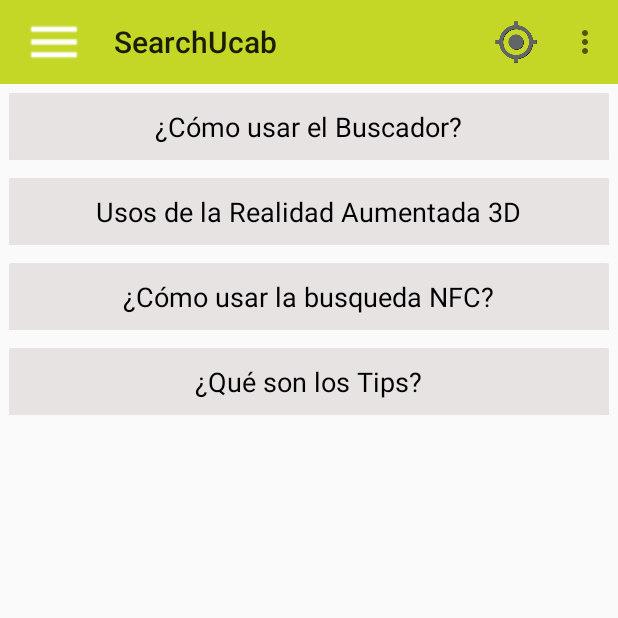
After one commit to svillami/SanTed, an Android app: the fragment guia_de_uso placed in its activity, on a phone screen of 412 x 824 dp, the top half of it. The commit adds this screen. Run offline under Robolectric (Android 15) with nearby library versions, the phone set to English and light mode, and no system bars.

Commit message:
Guia de uso, primera parte
Se incorpora el recyclerView de la guía de uso, falta agregar los
diálogos de acuerdo a la opción.

```diff
--- a/SearchUcab/app/build.gradle
+++ b/SearchUcab/app/build.gradle
@@ -26,4 +26,5 @@ dependencies {
     compile 'com.android.support:design:23.4.0'
     compile 'com.android.support:cardview-v7:23.4.0'
     compile 'com.android.support:recyclerview-v7:23.4.0'
+    compile 'com.android.support:support-v4:23.4.0'
 }
--- /dev/null
+++ b/SearchUcab/app/src/main/java/santed/com/searchucab/DataAdapter.java
@@ -0,0 +1,50 @@
+package santed.com.searchucab;
+
+import android.support.v7.widget.RecyclerView;
+import android.view.LayoutInflater;
+import android.view.View;
+import android.view.ViewGroup;
+import android.widget.TextView;
+
+import java.util.ArrayList;
+
+/**
+ * Created by sandravillamizar on 19/12/16.
+ */
+
+// Clase usada para la guia de uso
+
+public class DataAdapter extends RecyclerView.Adapter<DataAdapter.ViewHolder> {
+
+    private ArrayList<String> opcion_lista;
+
+    public DataAdapter(ArrayList<String> countries) {
+        this.opcion_lista = countries;
+    }
+
+    @Override
+    public DataAdapter.ViewHolder onCreateViewHolder(ViewGroup viewGroup, int i) {
+        View view = LayoutInflater.from(viewGroup.getContext()).inflate(R.layout.card_row, viewGroup, false);
+        return new ViewHolder(view);
+    }
+
+    @Override
+    public void onBindViewHolder(DataAdapter.ViewHolder viewHolder, int i) {
+
+        viewHolder.opcion.setText(opcion_lista.get(i));
+    }
+
+    @Override
+    public int getItemCount() {
+        return opcion_lista.size();
+    }
+
+    public class ViewHolder extends RecyclerView.ViewHolder{
+        private TextView opcion;
+        public ViewHolder(View view) {
+            super(view);
+
+            opcion = (TextView)view.findViewById(R.id.opcion);
+        }
+    }
+}
--- a/SearchUcab/app/src/main/java/santed/com/searchucab/MenuPrincipal.java
+++ b/SearchUcab/app/src/main/java/santed/com/searchucab/MenuPrincipal.java
@@ -77,7 +77,7 @@ public class MenuPrincipal extends AppCompatActivity {
 
                     case R.id.guia:
                         //Opcion que levanta el buscador y por ende la RA
-
+                        updateDisplay(new guia_de_uso());
                         break;
 
                     case R.id.tips:
@@ -117,11 +117,11 @@ public class MenuPrincipal extends AppCompatActivity {
         System.exit(0);
     }
 
-    /*private void updateDisplay(Fragment fragment) {
+    private void updateDisplay(Fragment fragment) {
 
         FragmentManager fragmentManager = getFragmentManager();
         fragmentManager.beginTransaction().replace(R.id.frame_container, fragment).commit();
-    }*/
+    }
 
     @Override
     public boolean onCreateOptionsMenu(Menu menu) {
--- /dev/null
+++ b/SearchUcab/app/src/main/java/santed/com/searchucab/guia_de_uso.java
@@ -0,0 +1,83 @@
+package santed.com.searchucab;
+
+import android.os.Bundle;
+import android.support.annotation.Nullable;
+import android.app.Fragment;
+import android.view.LayoutInflater;
+import android.view.View;
+import android.view.ViewGroup;
+import android.support.v7.widget.LinearLayoutManager;
+import android.support.v7.widget.RecyclerView;
+import android.view.GestureDetector;
+import android.view.MotionEvent;
+import android.widget.Toast;
+import java.util.ArrayList;
+
+public class guia_de_uso extends Fragment {
+
+    private ArrayList opcion_lista;
+
+
+    @Override
+    public View onCreateView(LayoutInflater inflater, ViewGroup container,
+                             Bundle savedInstanceState) {
+        return inflater.inflate(R.layout.fragment_guia_de_uso, container, false);
+
+    }
+
+    @Override
+    public void onActivityCreated(@Nullable Bundle savedInstanceState) {
+        super.onActivityCreated(savedInstanceState);
+        initViews();
+    }
+
+
+    private void initViews(){
+        RecyclerView recyclerView = (RecyclerView)getActivity().findViewById(R.id.card_recycler_view);
+        recyclerView.setHasFixedSize(true);
+        RecyclerView.LayoutManager layoutManager = new LinearLayoutManager(getActivity());
+        recyclerView.setLayoutManager(layoutManager);
+
+        opcion_lista = new ArrayList<>();
+        opcion_lista.add("¿Cómo usar el Buscador?");
+        opcion_lista.add("Usos de la Realidad Aumentada 3D");
+        opcion_lista.add("¿Cómo usar la busqueda NFC?");
+        opcion_lista.add("¿Qué son los Tips?");
+
+        RecyclerView.Adapter adapter = new DataAdapter(opcion_lista);
+        recyclerView.setAdapter(adapter);
+
+        recyclerView.addOnItemTouchListener(new RecyclerView.OnItemTouchListener() {
+            GestureDetector gestureDetector = new GestureDetector(getActivity(), new GestureDetector.SimpleOnGestureListener() {
+
+                @Override public boolean onSingleTapUp(MotionEvent e) {
+                    return true;
+                }
+
+            });
+            @Override
+            public boolean onInterceptTouchEvent(RecyclerView rv, MotionEvent e) {
+
+                View child = rv.findChildViewUnder(e.getX(), e.getY());
+                if(child != null && gestureDetector.onTouchEvent(e)) {
+                    int position = rv.getChildAdapterPosition(child);
+                    Toast.makeText(getActivity(), opcion_lista.get(position).toString(), Toast.LENGTH_SHORT).show();
+
+                }
+
+                return false;
+            }
+
+            @Override
+            public void onTouchEvent(RecyclerView rv, MotionEvent e) {
+
+            }
+
+            @Override
+            public void onRequestDisallowInterceptTouchEvent(boolean disallowIntercept) {
+
+            }
+        });
+    }
+
+}
--- a/SearchUcab/app/src/main/res/layout/activity_adaptador_buscador.xml
+++ b/SearchUcab/app/src/main/res/layout/activity_adaptador_buscador.xml
@@ -6,7 +6,7 @@
     xmlns:card_view="http://schemas.android.com/apk/res-auto"
     android:clickable="true"
     android:orientation="horizontal"
-    android:padding="10dp"
+    android:padding="6dp"
     tools:context="santed.com.searchucab.Adaptador_buscador">
 
     <android.support.v7.widget.CardView
--- a/SearchUcab/app/src/main/res/layout/activity_menu_principal.xml
+++ b/SearchUcab/app/src/main/res/layout/activity_menu_principal.xml
@@ -16,6 +16,12 @@
             layout="@layout/toolbar">
         </include>
 
+        <FrameLayout
+            android:id="@+id/frame_container"
+            android:layout_width="match_parent"
+            android:layout_height="match_parent">
+        </FrameLayout>
+
     </LinearLayout>
 
     <android.support.design.widget.NavigationView
--- /dev/null
+++ b/SearchUcab/app/src/main/res/layout/card_row.xml
@@ -0,0 +1,28 @@
+<RelativeLayout
+    xmlns:android="http://schemas.android.com/apk/res/android"
+    android:layout_width="match_parent"
+    android:layout_height="wrap_content"
+    xmlns:card_view="http://schemas.android.com/apk/res-auto"
+    android:clickable="true"
+    android:orientation="horizontal"
+    android:padding="6dp">
+
+    <android.support.v7.widget.CardView
+        android:id="@+id/card"
+        android:layout_width="match_parent"
+        android:layout_height="wrap_content"
+        card_view:cardBackgroundColor="#FFE8E3E3"
+        android:foreground="?android:attr/selectableItemBackground">
+
+        <TextView
+            android:id="@+id/opcion"
+            android:layout_marginTop="10dp"
+            android:layout_marginBottom="10dp"
+            android:layout_gravity="center"
+            android:textColor="@color/black"
+            android:textSize="18sp"
+            android:layout_width="wrap_content"
+            android:layout_height="wrap_content"/>
+    </android.support.v7.widget.CardView>
+
+</RelativeLayout>
--- /dev/null
+++ b/SearchUcab/app/src/main/res/layout/fragment_guia_de_uso.xml
@@ -0,0 +1,13 @@
+<FrameLayout xmlns:android="http://schemas.android.com/apk/res/android"
+    xmlns:tools="http://schemas.android.com/tools"
+    android:layout_width="match_parent"
+    android:layout_height="match_parent"
+    tools:context="santed.com.searchucab.guia_de_uso">
+
+    <android.support.v7.widget.RecyclerView
+        android:id="@+id/card_recycler_view"
+        android:scrollbars="vertical"
+        android:layout_width="match_parent"
+        android:layout_height="match_parent"/>
+
+</FrameLayout>
```
